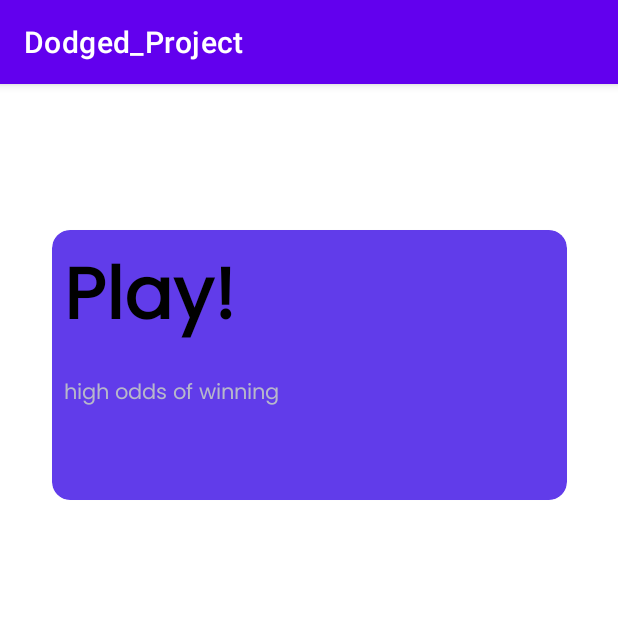
After one commit to dah-fari7009/CPEN321Project, an Android app: the ResultsActivity screen opened directly, with no data from a screen before it, on a phone screen of 412 x 824 dp, the top half of it. The commit adds this screen. Run offline under Robolectric (Android 15) with nearby library versions, the phone set to English and light mode, and no system bars.

Commit message:
some work for results page

```diff
--- a/FE/app/src/main/AndroidManifest.xml
+++ b/FE/app/src/main/AndroidManifest.xml
@@ -16,6 +16,9 @@
         android:supportsRtl="true"
         android:theme="@style/Theme.Dodged_Project"
         tools:targetApi="31">
+        <activity
+            android:name=".ResultsActivity"
+            android:exported="false" />
         <activity
             android:name=".UploadedImageActivity"
             android:exported="false" />
--- /dev/null
+++ b/FE/app/src/main/java/com/example/dodged_project/ResultsActivity.java
@@ -0,0 +1,33 @@
+package com.example.dodged_project;
+
+import androidx.appcompat.app.AppCompatActivity;
+
+import android.os.Bundle;
+import android.widget.TextView;
+
+public class ResultsActivity extends AppCompatActivity {
+
+    private TextView resultsText;
+    private TextView resultsDescription;
+
+    @Override
+    protected void onCreate(Bundle savedInstanceState) {
+        super.onCreate(savedInstanceState);
+        setContentView(R.layout.activity_results);
+
+        // get some boolean or win rate from the BE
+        // temp results text checker
+        boolean tempRemoveLater = true;
+
+        resultsText = findViewById(R.id.resultsText);
+        resultsDescription = findViewById(R.id.resultsDescription);
+
+        if(tempRemoveLater) {
+            resultsText.setText(R.string.results_play);
+            resultsDescription.setText(R.string.high_odds_of_winning_text);
+        } else {
+            resultsText.setText(R.string.results_dodge);
+            resultsDescription.setText(R.string.low_odds_of_winning_text);
+        }
+    }
+}
--- a/FE/app/src/main/java/com/example/dodged_project/UploadedImageActivity.java
+++ b/FE/app/src/main/java/com/example/dodged_project/UploadedImageActivity.java
@@ -2,6 +2,7 @@ package com.example.dodged_project;
 
 import androidx.appcompat.app.AppCompatActivity;
 
+import android.annotation.SuppressLint;
 import android.content.Intent;
 import android.graphics.Bitmap;
 import android.os.Bundle;
@@ -10,12 +11,15 @@ import android.view.View;
 import android.widget.Button;
 import android.widget.ImageView;
 
+import java.io.ByteArrayOutputStream;
+
 public class UploadedImageActivity extends AppCompatActivity {
 
     ImageView uploadedImage;
     Button confirmButton;
     Button cancelButton;
 
+    @SuppressLint("WrongThread")
     @Override
     protected void onCreate(Bundle savedInstanceState) {
         super.onCreate(savedInstanceState);
@@ -23,10 +27,23 @@ public class UploadedImageActivity extends AppCompatActivity {
 
         Bitmap imageBitmap = (Bitmap) getIntent().getExtras().get("imageBitmap");
 
+        ByteArrayOutputStream byteArrayOutputStream = new ByteArrayOutputStream();
+        imageBitmap.compress(Bitmap.CompressFormat.PNG, 100, byteArrayOutputStream);
+        byte[] bArray = byteArrayOutputStream.toByteArray();
+
+        Log.d("UploadedImageActivity", String.valueOf(bArray));
+
         uploadedImage = findViewById(R.id.uploadedImage);
         uploadedImage.setImageBitmap(imageBitmap);
 
         confirmButton = findViewById(R.id.confirm_button);
+        confirmButton.setOnClickListener(new View.OnClickListener() {
+            @Override
+            public void onClick(View v) {
+
+            }
+        });
+
         cancelButton = findViewById(R.id.cancel_button);
         cancelButton.setOnClickListener(new View.OnClickListener() {
             @Override
--- /dev/null
+++ b/FE/app/src/main/res/layout/activity_results.xml
@@ -0,0 +1,57 @@
+<?xml version="1.0" encoding="utf-8"?>
+<androidx.constraintlayout.widget.ConstraintLayout xmlns:android="http://schemas.android.com/apk/res/android"
+    xmlns:app="http://schemas.android.com/apk/res-auto"
+    xmlns:tools="http://schemas.android.com/tools"
+    android:layout_width="match_parent"
+    android:layout_height="match_parent"
+    tools:context=".ResultsActivity">
+
+
+    <com.google.android.material.card.MaterialCardView
+        android:layout_width="343dp"
+        android:layout_height="180dp"
+        android:checkable="true"
+        android:clickable="true"
+        android:focusable="true"
+        app:cardBackgroundColor="@color/button_color"
+        app:cardCornerRadius="12dp"
+        app:layout_constraintBottom_toBottomOf="parent"
+        app:layout_constraintEnd_toEndOf="parent"
+        app:layout_constraintStart_toStartOf="parent"
+        app:layout_constraintTop_toTopOf="parent"
+        app:layout_constraintVertical_bias="0.166">
+
+        <LinearLayout
+            android:layout_width="wrap_content"
+            android:layout_height="wrap_content"
+            android:layout_margin="8dp"
+            android:orientation="vertical">
+
+            <TextView
+                android:id="@+id/resultsText"
+                android:layout_width="wrap_content"
+                android:layout_height="wrap_content"
+                android:layout_marginBottom="10dp"
+                android:fontFamily="@font/poppins"
+                android:text=""
+                android:textColor="@color/black"
+                android:textFontWeight="700"
+                android:textSize="48sp"
+                android:textStyle="bold" />
+
+            <TextView
+                android:id="@+id/resultsDescription"
+                android:layout_width="wrap_content"
+                android:layout_height="wrap_content"
+                android:layout_marginBottom="30dp"
+                android:fontFamily="@font/poppins"
+                android:text=""
+                android:textColor="#B7B8CA"
+                android:textSize="14sp"
+                tools:ignore="TextContrastCheck" />
+        </LinearLayout>
+
+    </com.google.android.material.card.MaterialCardView>
+
+
+</androidx.constraintlayout.widget.ConstraintLayout>
--- a/FE/app/src/main/res/values/strings.xml
+++ b/FE/app/src/main/res/values/strings.xml
@@ -16,4 +16,8 @@
     <string name="cancel_button_text">Cancel</string>
     <string name="process_image_text">Process Image?</string>
     <string name="process_image_description_text">This image will be used to process team usernames</string>
+    <string name="results_dodge">Dodge!</string>
+    <string name="low_odds_of_winning_text">low odds of winning</string>
+    <string name="results_play">Play!</string>
+    <string name="high_odds_of_winning_text">high odds of winning</string>
 </resources>
```
